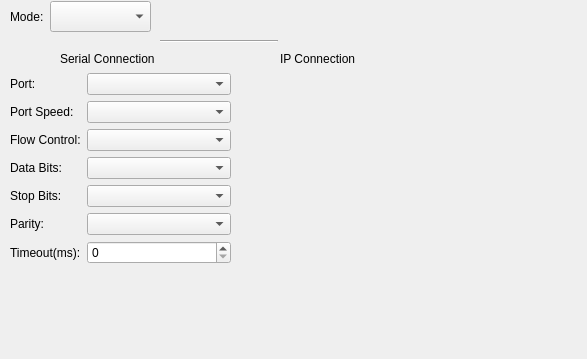
Before: the Qt Designer form ground/src/plugins/gpsdisplay/gpsdisplaygadgetoptionspage.ui in openpilot/OpenPilot, drawn with Qt 5.
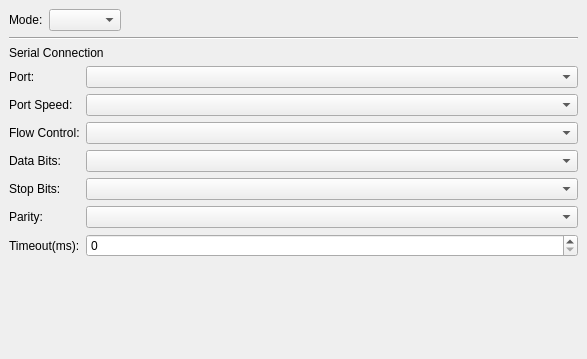
After: the same form once the commit is applied.

Commit message: Make GPS options panel more pretty. And more usefull for coming IP stuff :)

What changed in the file:
```diff
--- a/ground/src/plugins/gpsdisplay/gpsdisplaygadgetoptionspage.ui
+++ b/ground/src/plugins/gpsdisplay/gpsdisplaygadgetoptionspage.ui
@@ -25,85 +25,66 @@
    </property>
    <item row="0" column="0">
     <widget class="QWidget" name="widget" native="true">
+     <layout class="QVBoxLayout" name="verticalLayout_4">
+      <item>
+       <layout class="QHBoxLayout" name="horizontalLayout">
+        <item>
      <widget class="QLabel" name="label">
-      <property name="geometry">
-       <rect>
-        <x>10</x>
-        <y>10</y>
-        <width>46</width>
-        <height>13</height>
-       </rect>
-      </property>
       <property name="text">
        <string>Mode:</string>
       </property>
      </widget>
-     <widget class="QComboBox" name="connectionMode">
-      <property name="geometry">
-       <rect>
-        <x>50</x>
-        <y>1</y>
-        <width>101</width>
-        <height>31</height>
-       </rect>
-      </property>
-     </widget>
+        </item>
+        <item>
+         <widget class="QComboBox" name="connectionMode"/>
+        </item>
+        <item>
+         <spacer name="horizontalSpacer">
+          <property name="orientation">
+           <enum>Qt::Horizontal</enum>
+          </property>
+          <property name="sizeHint" stdset="0">
+           <size>
+            <width>40</width>
+            <height>20</height>
+           </size>
+          </property>
+         </spacer>
+        </item>
+       </layout>
+      </item>
+      <item>
      <widget class="Line" name="line">
-      <property name="geometry">
-       <rect>
-        <x>160</x>
-        <y>40</y>
-        <width>118</width>
-        <height>3</height>
-       </rect>
-      </property>
       <property name="orientation">
        <enum>Qt::Horizontal</enum>
       </property>
      </widget>
-     <widget class="QWidget" name="formLayoutWidget">
-      <property name="geometry">
-       <rect>
-        <x>10</x>
-        <y>73</y>
-        <width>221</width>
-        <height>261</height>
-       </rect>
-      </property>
-      <layout class="QFormLayout" name="formLayout">
-       <property name="fieldGrowthPolicy">
-        <enum>QFormLayout::AllNonFixedFieldsGrow</enum>
-       </property>
-       <item row="0" column="0">
-        <widget class="QLabel" name="portLabel">
+      </item>
+      <item>
+       <widget class="QStackedWidget" name="stackedWidget">
+        <property name="currentIndex">
+         <number>0</number>
+        </property>
+        <widget class="QWidget" name="serialPage">
+         <layout class="QVBoxLayout" name="verticalLayout_2" stretch="0,1">
+          <property name="margin">
+           <number>0</number>
+          </property>
+          <item>
+           <widget class="QLabel" name="serialLabel">
          <property name="text">
-          <string>Port:</string>
+             <string>Serial Connection</string>
          </property>
         </widget>
        </item>
+          <item>
+           <layout class="QFormLayout" name="serialFormLayout">
        <item row="0" column="1">
         <widget class="QComboBox" name="portComboBox"/>
        </item>
-       <item row="1" column="0">
-        <widget class="QLabel" name="portSpeedLabel">
-         <property name="text">
-          <string>Port Speed:</string>
-         </property>
-        </widget>
-       </item>
        <item row="1" column="1">
         <widget class="QComboBox" name="portSpeedComboBox"/>
        </item>
-       <item row="2" column="0">
-        <widget class="QLabel" name="flowControlLabel">
-         <property name="text">
-          <string>Flow Control:</string>
-         </property>
-        </widget>
-       </item>
-       <item row="2" column="1">
-        <widget class="QComboBox" name="flowControlComboBox"/>
-       </item>
        <item row="3" column="0">
         <widget class="QLabel" name="dataBitsLabel">
          <property name="text">
@@ -111,9 +92,6 @@
          </property>
         </widget>
        </item>
-       <item row="3" column="1">
-        <widget class="QComboBox" name="dataBitsComboBox"/>
-       </item>
        <item row="4" column="0">
         <widget class="QLabel" name="stopBitsLabel">
          <property name="text">
@@ -121,9 +99,6 @@
          </property>
         </widget>
        </item>
-       <item row="4" column="1">
-        <widget class="QComboBox" name="stopBitsComboBox"/>
-       </item>
        <item row="5" column="0">
         <widget class="QLabel" name="parityLabel">
          <property name="text">
@@ -131,9 +106,6 @@
          </property>
         </widget>
        </item>
-       <item row="5" column="1">
-        <widget class="QComboBox" name="parityComboBox"/>
-       </item>
        <item row="6" column="0">
         <widget class="QLabel" name="timeoutLabel">
          <property name="text">
@@ -141,6 +113,39 @@
          </property>
         </widget>
        </item>
+            <item row="2" column="1">
+             <widget class="QComboBox" name="flowControlComboBox"/>
+            </item>
+            <item row="3" column="1">
+             <widget class="QComboBox" name="dataBitsComboBox"/>
+            </item>
+            <item row="4" column="1">
+             <widget class="QComboBox" name="stopBitsComboBox"/>
+            </item>
+            <item row="0" column="0">
+             <widget class="QLabel" name="portLabel">
+              <property name="text">
+               <string>Port:</string>
+              </property>
+             </widget>
+            </item>
+            <item row="1" column="0">
+             <widget class="QLabel" name="portSpeedLabel">
+              <property name="text">
+               <string>Port Speed:</string>
+              </property>
+             </widget>
+            </item>
+            <item row="5" column="1">
+             <widget class="QComboBox" name="parityComboBox"/>
+            </item>
+            <item row="2" column="0">
+             <widget class="QLabel" name="flowControlLabel">
+              <property name="text">
+               <string>Flow Control:</string>
+              </property>
+             </widget>
+            </item>
        <item row="6" column="1">
         <widget class="QSpinBox" name="timeoutSpinBox">
          <property name="maximum">
@@ -149,33 +154,77 @@
         </widget>
        </item>
       </layout>
-     </widget>
-     <widget class="QLabel" name="label_3">
-      <property name="geometry">
-       <rect>
-        <x>280</x>
-        <y>50</y>
-        <width>111</width>
-        <height>17</height>
-       </rect>
-      </property>
+          </item>
+         </layout>
+        </widget>
+        <widget class="QWidget" name="ipPage">
+         <layout class="QVBoxLayout" name="verticalLayout_3" stretch="0,1">
+          <property name="margin">
+           <number>0</number>
+          </property>
+          <item>
+           <widget class="QLabel" name="ipLabel">
       <property name="text">
        <string>IP Connection</string>
       </property>
      </widget>
-     <widget class="QLabel" name="label_2">
-      <property name="geometry">
-       <rect>
-        <x>60</x>
-        <y>50</y>
-        <width>125</width>
-        <height>17</height>
-       </rect>
-      </property>
+          </item>
+          <item>
+           <layout class="QFormLayout" name="ipFormLayout">
+            <item row="0" column="0">
+             <widget class="QLabel" name="ipHostLabel">
+              <property name="text">
+               <string>Host</string>
+              </property>
+             </widget>
+            </item>
+            <item row="0" column="1">
+             <widget class="QLineEdit" name="ipHostLineEdit"/>
+            </item>
+            <item row="1" column="0">
+             <widget class="QLabel" name="ipPortLabel">
       <property name="text">
-       <string>Serial Connection</string>
-      </property>
-     </widget>
+               <string>Port</string>
+              </property>
+             </widget>
+            </item>
+            <item row="1" column="1">
+             <widget class="QLineEdit" name="ipPortLineEdit"/>
+            </item>
+           </layout>
+          </item>
+         </layout>
+        </widget>
+        <widget class="QWidget" name="telemetryPage">
+         <layout class="QVBoxLayout" name="verticalLayout_5">
+          <property name="margin">
+           <number>0</number>
+          </property>
+          <item>
+           <widget class="QLabel" name="telemetryLabel">
+            <property name="text">
+             <string>Telemetry</string>
+            </property>
+           </widget>
+          </item>
+          <item>
+           <spacer name="verticalSpacer">
+            <property name="orientation">
+             <enum>Qt::Vertical</enum>
+            </property>
+            <property name="sizeHint" stdset="0">
+             <size>
+              <width>20</width>
+              <height>276</height>
+             </size>
+            </property>
+           </spacer>
+          </item>
+         </layout>
+        </widget>
+       </widget>
+      </item>
+     </layout>
     </widget>
    </item>
   </layout>
```
Left out of the diff: 19 changed lines with no effect on the pictures. Lines whose indentation alone changed are shown as unchanged.
